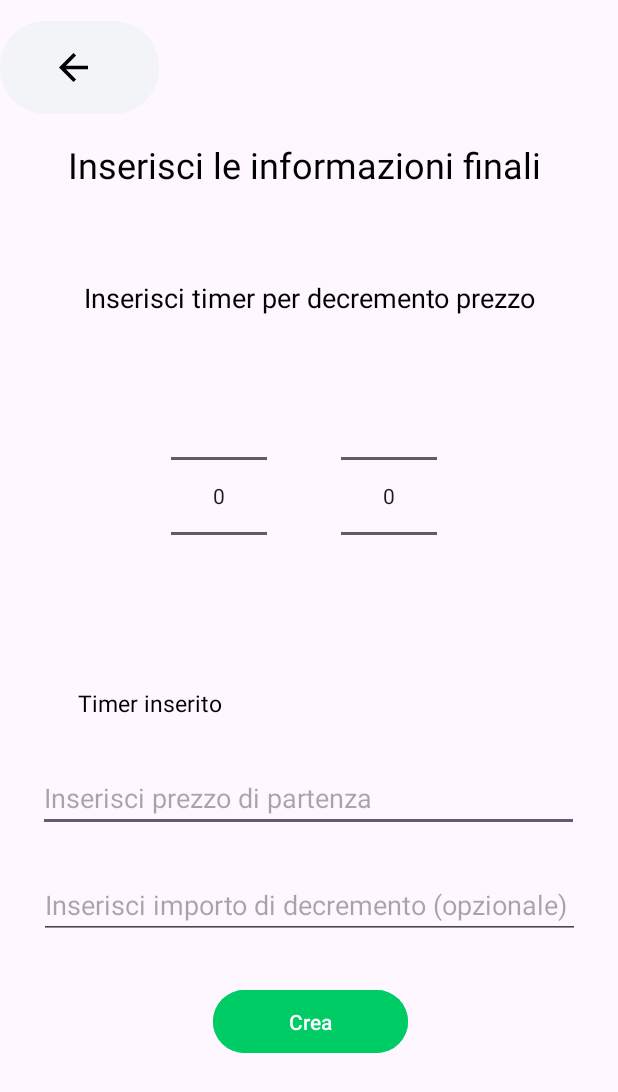
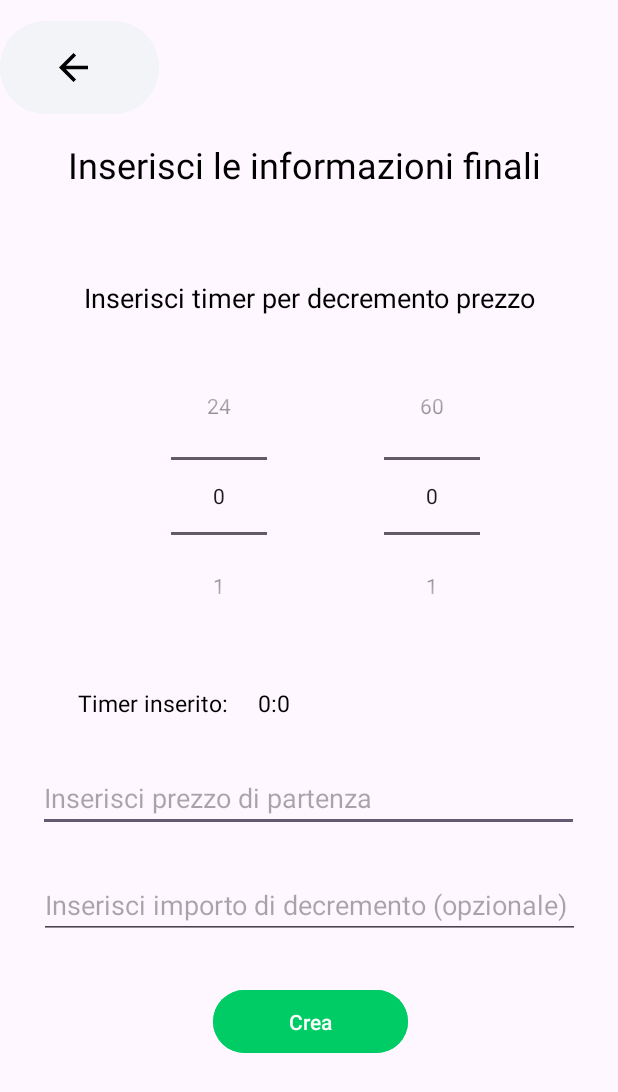
Before and after one commit to EmanueleGranillo/DietiDeals, an Android app: the CreaAstaRibassoActivity screen opened directly, with no data from a screen before it, on a phone screen of 412 x 824 dp. Shown: the top 1092 px of the screen. Run offline under Robolectric (Android 15) with nearby library versions, the phone set to English and light mode, and no system bars.

Commit message:
numberPicker

```diff
--- a/app/src/main/java/com/example/dietideals24/activities/CreaAstaRibassoActivity.java
+++ b/app/src/main/java/com/example/dietideals24/activities/CreaAstaRibassoActivity.java
@@ -28,18 +28,27 @@ public class CreaAstaRibassoActivity extends AppCompatActivity {
         numberPickerMinutes = findViewById(R.id.numberPickerMinutes);
         textViewTimerInsertedRibasso = findViewById(R.id.textViewTimerInsertedRibasso);
 
-        // Aggiungi un listener ai NumberPicker per rilevare i cambiamenti
+        numberPickerHours.setMinValue(0);
+        numberPickerHours.setMaxValue(24);
+        numberPickerMinutes.setMinValue(0);
+        numberPickerMinutes.setMaxValue(60);
+        textViewTimerInsertedRibasso.setText(String.format("Timer inserito:     %s:%s", numberPickerHours.getValue(), numberPickerMinutes.getValue()));
+
+
+
         numberPickerHours.setOnValueChangedListener(new NumberPicker.OnValueChangeListener() {
             @Override
             public void onValueChange(NumberPicker picker, int oldVal, int newVal) {
-                updateTimerText();
+                textViewTimerInsertedRibasso.setText(String.format("Timer inserito:     %s:%s", newVal, numberPickerMinutes.getValue()));
+
             }
         });
 
         numberPickerMinutes.setOnValueChangedListener(new NumberPicker.OnValueChangeListener() {
             @Override
             public void onValueChange(NumberPicker picker, int oldVal, int newVal) {
-                updateTimerText();
+                textViewTimerInsertedRibasso.setText(String.format("Timer inserito:     %s:%s", numberPickerHours.getValue(), newVal));
+
             }
         });
 
@@ -67,7 +76,7 @@ public class CreaAstaRibassoActivity extends AppCompatActivity {
     }
 
     // Funzione per aggiornare la TextView con le ore e i minuti selezionati
-    private void updateTimerText() {
+/*    private void updateTimerText() {
         int hours = numberPickerHours.getValue();
         int minutes = numberPickerMinutes.getValue();
 
@@ -76,6 +85,6 @@ public class CreaAstaRibassoActivity extends AppCompatActivity {
 
         // Aggiorna il testo della TextView
         textViewTimerInsertedRibasso.setText(timerText);
-    }
+    }*/
 
 }
--- a/app/src/main/res/layout/activity_create_asta_ribasso.xml
+++ b/app/src/main/res/layout/activity_create_asta_ribasso.xml
@@ -80,31 +80,30 @@
         android:textColor="#000000"
         android:textSize="15dp" />
 
+
     <NumberPicker
         android:id="@+id/numberPickerHours"
         android:layout_width="wrap_content"
         android:layout_height="wrap_content"
         android:layout_below="@id/textViewInsertTimerRibasso"
+        android:gravity="center"
         android:layout_alignParentStart="true"
         android:layout_marginStart="114dp"
         android:layout_marginTop="30dp"
         android:layout_marginEnd="24dp"
-        android:layout_marginBottom="8dp"
-        android:max="23"
-        android:min="0" />
+        />
+
 
     <NumberPicker
         android:id="@+id/numberPickerMinutes"
         android:layout_width="wrap_content"
         android:layout_height="wrap_content"
         android:layout_below="@id/textViewInsertTimerRibasso"
-        android:layout_marginStart="25dp"
+        android:layout_marginStart="54dp"
         android:layout_marginTop="30dp"
         android:layout_marginEnd="24dp"
-        android:layout_marginBottom="24dp"
         android:layout_toEndOf="@+id/numberPickerHours"
-        android:max="59"
-        android:min="0" />
+        android:gravity="center" />
 
     <EditText
         android:id="@+id/editTextSogliaDecremento"
```
Also changed, not shown: app/src/main/java/com/example/dietideals24/activities/CreaAstaIngleseActivity.java (+7 -7 lines), app/src/main/res/layout/activity_asta_al_ribasso.xml (+27 -1 lines), app/src/main/res/layout/activity_asta_atempo_fisso.xml (+6 -4 lines).
